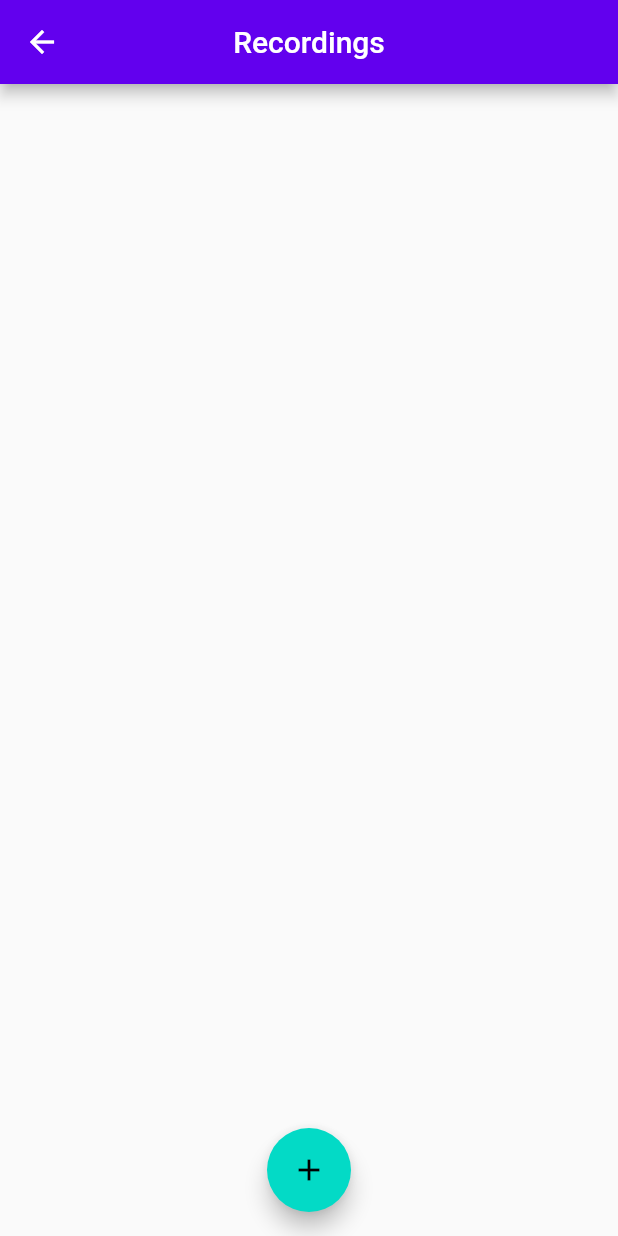
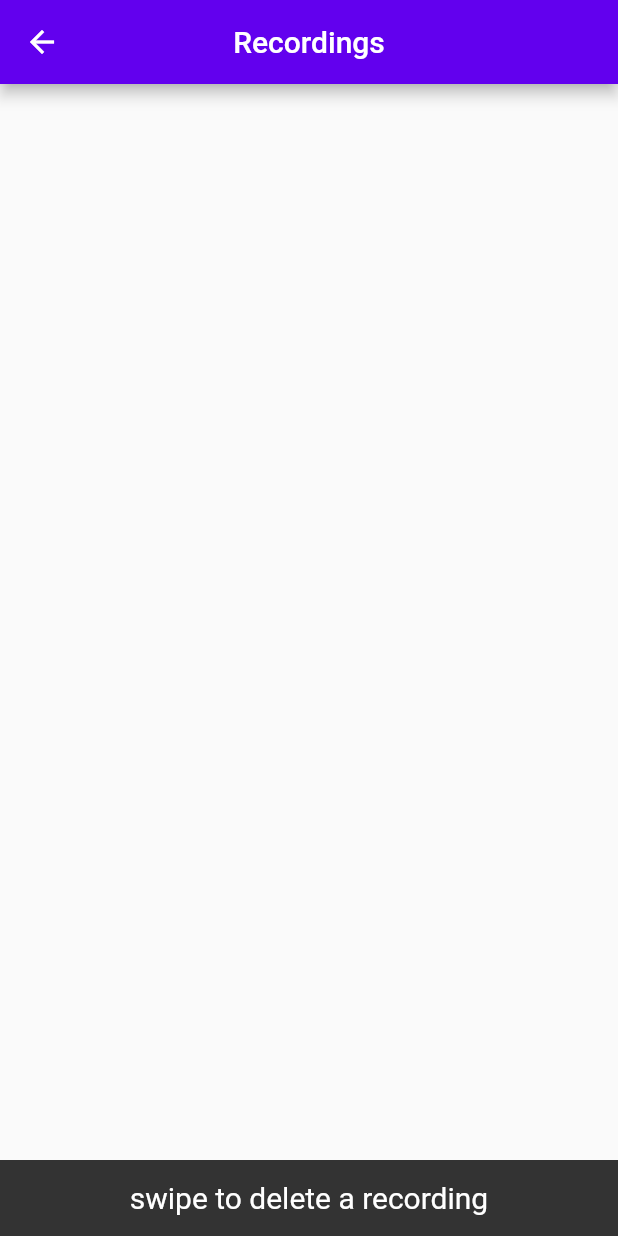
Before and after one commit to Haidar0096/Voice-Changer, a Flutter app: the screen it shows after launch, after a tap on "recordings", on a phone screen of 412 x 824 dp. Run offline on Flutter 3.47's test engine with Material 2 defaults, Android fonts, the phone set to English and light mode, and no system bars; our stand-ins replace bloc, dartz, flutter_bloc, freezed_annotation, get_it, injectable and 4 more; missing offline and left inert: flutter_ffmpeg, flutter_sound_lite.

Commit message:
enhancement to UI of the player and removed custom popup menu package from the app

```diff
--- a/lib/presentation/recorder_screen/widget/recordings_button.dart
+++ b/lib/presentation/recorder_screen/widget/recordings_button.dart
@@ -14,8 +14,8 @@ class _RecordingsButton extends StatelessWidget {
         builder: (context, recorderBlocState) {
           return GestureDetector(
             onTap: !recorderBlocState.recorderState.isRecording
-                ? () => Navigator.of(context)
-                    .pushReplacementNamed(RecordingsScreen.routeName)
+                ? () =>
+                    Navigator.of(context).pushNamed(RecordingsScreen.routeName)
                 : null,
             child: Column(
               mainAxisAlignment: MainAxisAlignment.end,
--- a/lib/presentation/recordings_screen/widget/recordings_listview.dart
+++ b/lib/presentation/recordings_screen/widget/recordings_listview.dart
@@ -25,7 +25,10 @@ class _RecordingsListView extends StatelessWidget {
                 confirmDismiss: (direction) async =>
                     await _confirmDismiss(context),
                 onDismissed: (_) async {
-                  if (isPlaying || isPaused) {
+                  bool isPlayingTile = (isPlaying || isPaused) &&
+                      recordingsBlocState.recordings[index] ==
+                          playerBlocState.recording;
+                  if (isPlayingTile) {
                     playerBloc.add(const PlayerBlocEvent.stop());
                   }
                   recordingsBloc.add(
--- a/lib/presentation/recordings_screen/widget/recordings_screen.dart
+++ b/lib/presentation/recordings_screen/widget/recordings_screen.dart
@@ -1,11 +1,9 @@
-import 'package:custom_pop_up_menu/custom_pop_up_menu.dart';
 import 'package:flutter/material.dart' hide ErrorWidget;
 import 'package:flutter_bloc/flutter_bloc.dart';
 import 'package:logger/logger.dart';
 import 'package:voice_changer/configuration/service_locator.dart';
 import 'package:voice_changer/presentation/common/error_widget.dart';
 import 'package:voice_changer/presentation/common/loading_widget.dart';
-import 'package:voice_changer/presentation/recorder_screen/widget/recorder_screen.dart';
 import 'package:voice_changer/presentation/recordings_screen/bloc/player_bloc/player_bloc.dart';
 import 'package:voice_changer/presentation/recordings_screen/bloc/recordings_bloc/recordings_bloc.dart';
 import 'package:voice_changer/presentation/sound_changer_screen/widget/sound_changer_screen.dart';
--- a/lib/presentation/recordings_screen/widget/recordings_screen_components.dart
+++ b/lib/presentation/recordings_screen/widget/recordings_screen_components.dart
@@ -15,7 +15,21 @@ class _RecordingsScreenComponentsState
   @override
   initState() {
     super.initState();
+    Future.delayed(Duration.zero, () => _showSnackBar());
     WidgetsBinding.instance!.addObserver(this);
+  }
+
+  ScaffoldFeatureController<SnackBar, SnackBarClosedReason> _showSnackBar() {
+    return ScaffoldMessenger.of(context).showSnackBar(
+      SnackBar(
+        content: Text(
+          'swipe to delete a recording',
+          textAlign: TextAlign.center,
+          style: mediumText,
+        ),
+        duration: Duration(seconds: 2),
+      ),
+    );
   }
 
   @override
@@ -61,15 +75,14 @@ class _RecordingsScreenComponentsState
                         : () {
                             BlocProvider.of<PlayerBloc>(context)
                                 .add(const PlayerBlocEvent.stop());
-                            Navigator.of(context)
-                                .pushReplacementNamed(RecorderScreen.routeName);
+                            Navigator.of(context).pop();
                           },
                   ),
                 ),
                 body: Stack(
                   children: [
                     if (isProcessing)
-                      Container(
+                      SizedBox(
                         width: width,
                         height: height,
                         child: const IgnorePointer(),
@@ -77,19 +90,6 @@ class _RecordingsScreenComponentsState
                     const _RecordingsListView(),
                   ],
                 ),
-                floatingActionButton: FloatingActionButton(
-                  child: const Icon(Icons.add),
-                  onPressed: isProcessing
-                      ? null
-                      : () {
-                          BlocProvider.of<PlayerBloc>(context)
-                              .add(const PlayerBlocEvent.stop());
-                          Navigator.of(context)
-                              .pushReplacementNamed(RecorderScreen.routeName);
-                        },
-                ),
-                floatingActionButtonLocation:
-                    FloatingActionButtonLocation.centerFloat,
               );
             },
           );
--- a/pubspec.yaml
+++ b/pubspec.yaml
@@ -59,8 +59,6 @@ dependencies:
   flutter_ffmpeg: ^0.4.2
   #this dependency is for using [BehaviourSubject]s
   rxdart: ^0.27.2
-  #this dependency is for using custom popup menu
-  custom_pop_up_menu: ^1.2.2
 
 dev_dependencies:
   flutter_test:
```
Also changed, not shown: lib/presentation/recordings_screen/widget/recording_tile_contents.dart (+34 -105 lines), lib/presentation/sound_changer_screen/widget/sound_changer_options.dart (+0 -13 lines), pubspec.lock.
